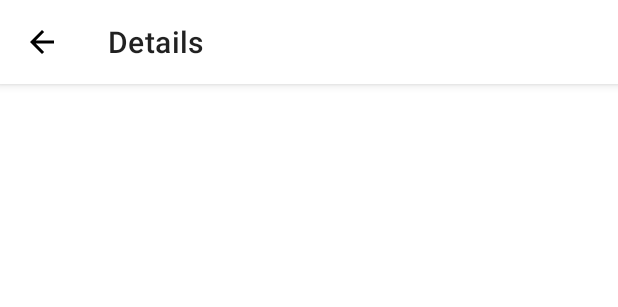
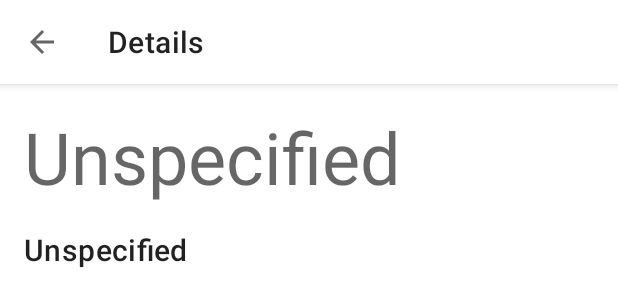
Before and after one commit to goputtanz/kiss-your-sky, an Android app: the layout fragment_astronomy_details.xml on its own in the app's theme, with its tools: preview values and no code run, on a phone screen of 412 x 824 dp. Shown: the top 307 px of the screen. Run offline under Robolectric (Android 15) with nearby library versions, the phone set to English and light mode, and no system bars.

Commit message:
added image loading and completed image sections testing,and details page

```diff
--- a/app/src/main/java/com/nasaapp/kissyoursky/home/data/dto/AstronomyResponseDto.kt
+++ b/app/src/main/java/com/nasaapp/kissyoursky/home/data/dto/AstronomyResponseDto.kt
@@ -19,5 +19,7 @@ data class AstronomyResponseDto(
     @Json(name = "title")
     val title: String,
     @Json(name = "url")
-    val url: String
+    val url: String,
+    @Json(name = "hdurl")
+    val hdurl: String
 )
--- a/app/src/main/java/com/nasaapp/kissyoursky/home/data/mapper/AstronamyMapper.kt
+++ b/app/src/main/java/com/nasaapp/kissyoursky/home/data/mapper/AstronamyMapper.kt
@@ -4,5 +4,6 @@ import com.nasaapp.kissyoursky.home.data.dto.AstronomyResponseDto
 import com.nasaapp.kissyoursky.home.domain.model.AstronomyDetails
 
 fun AstronomyResponseDto.toAstronomyResponseDto():AstronomyDetails{
-    return AstronomyDetails(this.date,this.explanation,this.url,this.mediaType,this.title)
+    val imageURL = this.hdurl ?: this.url
+    return AstronomyDetails(this.date,this.explanation,imageURL,this.mediaType,this.title)
 }
--- a/app/src/main/res/drawable/ic_arrow_forward.xml
+++ b/app/src/main/res/drawable/ic_arrow_forward.xml
@@ -1,5 +1,5 @@
 <vector android:autoMirrored="true" android:height="24dp"
-    android:tint="#000000" android:viewportHeight="24"
+    android:tint="@color/pink" android:viewportHeight="24"
     android:viewportWidth="24" android:width="24dp" xmlns:android="http://schemas.android.com/apk/res/android">
-    <path android:fillColor="@android:color/white" android:pathData="M12,4l-1.41,1.41L16.17,11H4v2h12.17l-5.58,5.59L12,20l8,-8z"/>
+    <path android:fillColor="@color/pink" android:pathData="M12,4l-1.41,1.41L16.17,11H4v2h12.17l-5.58,5.59L12,20l8,-8z"/>
 </vector>
--- /dev/null
+++ b/app/src/main/res/drawable/ic_image_not_found.xml
@@ -0,0 +1,5 @@
+<vector android:height="24dp" android:tint="?attr/colorControlNormal"
+    android:viewportHeight="24" android:viewportWidth="24"
+    android:width="24dp" xmlns:android="http://schemas.android.com/apk/res/android">
+    <path android:fillColor="@android:color/white" android:pathData="M21.9,21.9l-8.49,-8.49l0,0L3.59,3.59l0,0L2.1,2.1L0.69,3.51L3,5.83V19c0,1.1 0.9,2 2,2h13.17l2.31,2.31L21.9,21.9zM5,18l3.5,-4.5l2.5,3.01L12.17,15l3,3H5zM21,18.17L5.83,3H19c1.1,0 2,0.9 2,2V18.17z"/>
+</vector>
--- a/app/src/main/res/layout/fragment_astronomy_details.xml
+++ b/app/src/main/res/layout/fragment_astronomy_details.xml
@@ -8,8 +8,8 @@
 
     <com.google.android.material.appbar.AppBarLayout
         android:id="@+id/appBar"
+        style="@style/Widget.MaterialComponents.AppBarLayout.Surface"
         android:layout_width="match_parent"
-        style="@style/Widget.MaterialComponents.AppBarLayout.Surface"
         android:layout_height="wrap_content"
         app:layout_constraintEnd_toEndOf="parent"
         app:layout_constraintStart_toStartOf="parent"
@@ -19,12 +19,23 @@
             android:id="@+id/toolBar"
             android:layout_width="match_parent"
             android:layout_height="wrap_content"
-            app:title="Details"
             app:navigationIcon="@drawable/ic_arrow_back"
-            />
+            app:navigationIconTint="?attr/colorControlNormal"
+            app:title="Details" />
 
     </com.google.android.material.appbar.AppBarLayout>
 
+    <ScrollView
+        android:layout_width="match_parent"
+        android:layout_height="0dp"
+        app:layout_constraintBottom_toBottomOf="parent"
+        app:layout_constraintEnd_toEndOf="parent"
+        app:layout_constraintStart_toStartOf="parent"
+        app:layout_constraintTop_toBottomOf="@+id/appBar">
+
+        <androidx.constraintlayout.widget.ConstraintLayout
+            android:layout_width="match_parent"
+            android:layout_height="wrap_content">
 
             <TextView
                 android:id="@+id/textAstronomyTitle"
@@ -33,21 +44,30 @@
                 android:layout_marginStart="16dp"
                 android:layout_marginTop="16dp"
                 android:layout_marginEnd="16dp"
+                android:textAppearance="@style/TextAppearance.MaterialComponents.Headline3"
                 app:layout_constraintEnd_toEndOf="parent"
                 app:layout_constraintStart_toStartOf="parent"
-        app:layout_constraintTop_toBottomOf="@+id/appBar" />
+                app:layout_constraintTop_toTopOf="parent"
+                tools:text="Unspecified" />
 
 
             <TextView
                 android:id="@+id/textAstronomyDetails"
-        android:layout_width="match_parent"
-        android:layout_height="0dp"
-        android:layout_marginStart="16dp"
+                android:layout_width="0dp"
+                android:layout_height="wrap_content"
                 android:layout_marginTop="16dp"
-        android:layout_marginEnd="16dp"
+                android:layout_marginBottom="24dp"
+                android:textAppearance="@style/TextAppearance.MaterialComponents.Headline6"
                 app:layout_constraintBottom_toBottomOf="parent"
-        app:layout_constraintEnd_toEndOf="parent"
-        app:layout_constraintStart_toStartOf="parent"
-        app:layout_constraintTop_toBottomOf="@+id/textAstronomyTitle" />
+                app:layout_constraintEnd_toEndOf="@+id/textAstronomyTitle"
+                app:layout_constraintStart_toStartOf="@+id/textAstronomyTitle"
+                app:layout_constraintTop_toBottomOf="@+id/textAstronomyTitle"
+                tools:text="Unspecified" />
+
 
         </androidx.constraintlayout.widget.ConstraintLayout>
+
+    </ScrollView>
+
+
+</androidx.constraintlayout.widget.ConstraintLayout>
```
Also changed, not shown: app/src/main/java/com/nasaapp/kissyoursky/home/presentation/HomeFragment.kt (+11 -2 lines), app/src/main/res/anim/slide.xml (+12 -8 lines), app/src/main/res/layout/fragment_home.xml (+5 -2 lines). Lines whose indentation alone changed are shown as unchanged.
